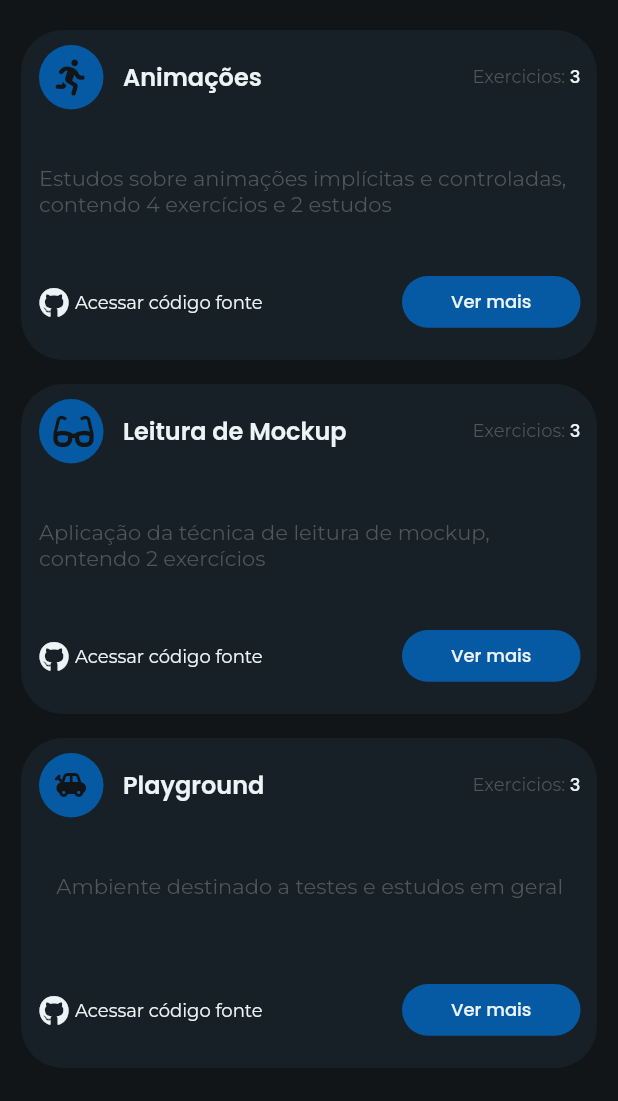
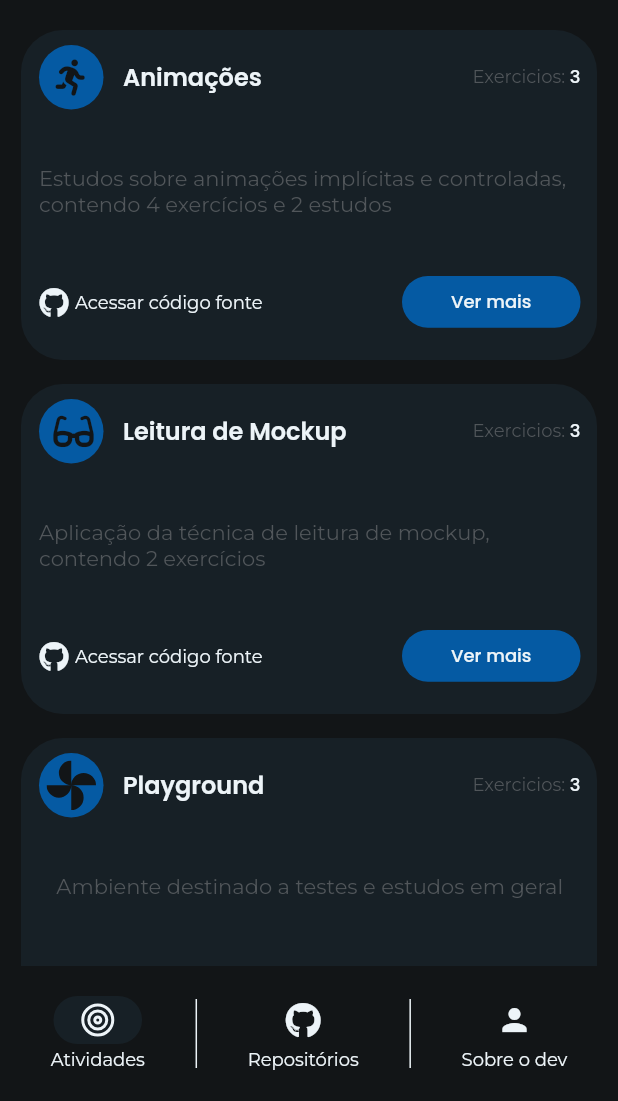
Before and after one commit to DarlanMichel/desafio_masterclass, a Flutter app: the screen it shows after launch, on a phone screen of 412 x 824 dp, the part 135-1236 px from its top. Run offline on Flutter 3.47's test engine with Material 2 defaults, Android fonts, the phone set to English and light mode, and no system bars; our stand-ins replace feather_icons, flutter_svg, font_awesome_flutter, google_fonts.

Commit message:
home complete

```diff
--- a/lib/app/app.dart
+++ b/lib/app/app.dart
@@ -24,6 +24,7 @@ class AppState extends State<App> {
   @override
   Widget build(BuildContext context) {
     return MaterialApp(
+      debugShowCheckedModeBanner: false,
       title: 'Desafio Masterclass',
       themeMode: _themeMode,
       theme: ThemeData(
--- a/lib/app/home/home_screen.dart
+++ b/lib/app/home/home_screen.dart
@@ -1,6 +1,9 @@
+import 'package:desafio_masterclass/app/utilities/assets.dart';
 import 'package:desafio_masterclass/app/widgets/app_bar_widget.dart';
+import 'package:desafio_masterclass/app/widgets/bottom_navigate/bottom_navigate_bar_widget.dart';
 import 'package:desafio_masterclass/app/widgets/card_widget.dart';
 import 'package:flutter/material.dart';
+import 'package:flutter_svg/svg.dart';
 import 'package:font_awesome_flutter/font_awesome_flutter.dart';
 
 class HomeScreen extends StatelessWidget {
@@ -10,10 +13,12 @@ class HomeScreen extends StatelessWidget {
   Widget build(BuildContext context) {
     return Scaffold(
       appBar: const AppBarWidget(),
+      bottomNavigationBar: const BottomNavigateBarWidget(),
       body: Padding(
-        padding: const EdgeInsets.symmetric(
-          horizontal: 14,
-          vertical: 20,
+        padding: const EdgeInsets.only(
+          left: 14,
+          right: 14,
+          top: 20,
         ),
         child: ListView(
           children: const [
@@ -23,16 +28,14 @@ class HomeScreen extends StatelessWidget {
               description: 'Estudos sobre animações implícitas e controladas, '
                   'contendo 4 exercícios e 2 estudos',
             ),
-            SizedBox(height: 16),
             CardWidget(
               icon: FontAwesomeIcons.glasses,
               title: 'Leitura de Mockup',
               description: 'Aplicação da técnica de leitura de mockup, '
                   'contendo 2 exercícios',
             ),
-            SizedBox(height: 16),
             CardWidget(
-              icon: Icons.toys,
+              svg: Assets.iconToys,
               title: 'Playground',
               description: 'Ambiente destinado a testes e estudos em geral',
             ),
--- a/lib/app/utilities/assets.dart
+++ b/lib/app/utilities/assets.dart
@@ -1,4 +1,5 @@
 class Assets {
   static const masterclassLogo = 'assets/masterclass_logo.png';
   static const logo = 'assets/logo.png';
+  static const iconToys = 'assets/material_toys.svg';
 }
--- a/lib/app/widgets/app_bar_widget.dart
+++ b/lib/app/widgets/app_bar_widget.dart
@@ -49,6 +49,8 @@ class _AppBarWidgetState extends State<AppBarWidget> {
           ),
           const Expanded(child: SizedBox()),
           InkWell(
+            overlayColor:
+                MaterialStateColor.resolveWith((states) => Colors.transparent),
             onTap: () {
               final themeState = context.findAncestorStateOfType<AppState>();
 
--- /dev/null
+++ b/lib/app/widgets/bottom_navigate/bottom_navigate_bar_widget.dart
@@ -0,0 +1,72 @@
+import 'package:desafio_masterclass/app/widgets/bottom_navigate/bottom_navigate_item.dart';
+import 'package:feather_icons/feather_icons.dart';
+import 'package:flutter/material.dart';
+import 'package:font_awesome_flutter/font_awesome_flutter.dart';
+
+class BottomNavigateBarWidget extends StatefulWidget {
+  const BottomNavigateBarWidget({super.key});
+
+  @override
+  State<BottomNavigateBarWidget> createState() =>
+      _BottomNavigateBarWidgetState();
+}
+
+class _BottomNavigateBarWidgetState extends State<BottomNavigateBarWidget> {
+  int indexSelected = 0;
+
+  @override
+  Widget build(BuildContext context) {
+    return Container(
+      height: 90,
+      padding: const EdgeInsets.symmetric(vertical: 20),
+      child: Row(
+        mainAxisAlignment: MainAxisAlignment.spaceEvenly,
+        children: [
+          BottomNavigateItem(
+            index: 0,
+            indexSelected: indexSelected,
+            label: 'Atividades',
+            icon: FeatherIcons.target,
+            onTap: () {
+              setState(() {
+                indexSelected = 0;
+              });
+            },
+          ),
+          Container(
+            height: 46,
+            width: 1,
+            color: Theme.of(context).highlightColor,
+          ),
+          BottomNavigateItem(
+            index: 1,
+            indexSelected: indexSelected,
+            label: 'Repositórios',
+            icon: FontAwesomeIcons.github,
+            onTap: () {
+              setState(() {
+                indexSelected = 1;
+              });
+            },
+          ),
+          Container(
+            height: 46,
+            width: 1,
+            color: Theme.of(context).highlightColor,
+          ),
+          BottomNavigateItem(
+            index: 2,
+            indexSelected: indexSelected,
+            label: 'Sobre o dev',
+            icon: Icons.person,
+            onTap: () {
+              setState(() {
+                indexSelected = 2;
+              });
+            },
+          ),
+        ],
+      ),
+    );
+  }
+}
--- /dev/null
+++ b/lib/app/widgets/bottom_navigate/bottom_navigate_item.dart
@@ -0,0 +1,52 @@
+import 'package:flutter/material.dart';
+
+class BottomNavigateItem extends StatelessWidget {
+  final int index;
+  final int indexSelected;
+  final String label;
+  final IconData icon;
+  final Function() onTap;
+
+  const BottomNavigateItem({
+    super.key,
+    required this.index,
+    required this.indexSelected,
+    required this.label,
+    required this.icon,
+    required this.onTap,
+  });
+
+  @override
+  Widget build(BuildContext context) {
+    return InkWell(
+      overlayColor:
+          MaterialStateColor.resolveWith((states) => Colors.transparent),
+      onTap: onTap,
+      child: Column(
+        children: [
+          Container(
+            width: 59,
+            height: 32,
+            decoration: BoxDecoration(
+                borderRadius: BorderRadius.circular(20),
+                color: indexSelected == index
+                    ? Theme.of(context).cardColor
+                    : Theme.of(context).scaffoldBackgroundColor),
+            child: Center(
+              child: Icon(
+                icon,
+                color: Theme.of(context).highlightColor,
+                size: 24,
+              ),
+            ),
+          ),
+          const SizedBox(height: 2.71),
+          Text(
+            label,
+            style: Theme.of(context).textTheme.bodySmall,
+          )
+        ],
+      ),
+    );
+  }
+}
--- a/lib/app/widgets/card_widget.dart
+++ b/lib/app/widgets/card_widget.dart
@@ -1,16 +1,20 @@
 import 'package:desafio_masterclass/app/app.dart';
 import 'package:flutter/material.dart';
+import 'package:flutter_svg/svg.dart';
 import 'package:font_awesome_flutter/font_awesome_flutter.dart';
 
 class CardWidget extends StatelessWidget {
-  final IconData icon;
+  final IconData? icon;
+  final String? svg;
   final String title;
   final String description;
-  const CardWidget(
-      {super.key,
-      required this.icon,
+  const CardWidget({
+    super.key,
+    this.icon,
+    this.svg,
     required this.title,
-      required this.description});
+    required this.description,
+  });
 
   @override
   Widget build(BuildContext context) {
@@ -19,6 +23,7 @@ class CardWidget extends StatelessWidget {
     final isDark = themeState?.themeMode == ThemeMode.dark;
 
     return Container(
+      margin: const EdgeInsets.only(bottom: 16),
       padding: const EdgeInsets.only(
         top: 10,
         bottom: 21.5,
@@ -36,7 +41,19 @@ class CardWidget extends StatelessWidget {
               CircleAvatar(
                 backgroundColor: Theme.of(context).primaryColor,
                 radius: 21.5,
-                child: Icon(
+                child: (svg ?? '').isNotEmpty
+                    ? SvgPicture.asset(
+                        svg ?? '',
+                        height: 33,
+                        width: 33,
+                        colorFilter: ColorFilter.mode(
+                          isDark
+                              ? Theme.of(context).scaffoldBackgroundColor
+                              : Theme.of(context).cardColor,
+                          BlendMode.srcIn,
+                        ),
+                      )
+                    : Icon(
                         icon,
                         color: isDark
                             ? Theme.of(context).scaffoldBackgroundColor
--- a/pubspec.yaml
+++ b/pubspec.yaml
@@ -14,6 +14,8 @@ dependencies:
   cupertino_icons: ^1.0.2
   google_fonts: ^4.0.4
   font_awesome_flutter: ^10.4.0
+  feather_icons: ^1.2.0
+  flutter_svg: ^2.0.5
 
 dev_dependencies:
   flutter_test:
@@ -29,3 +31,4 @@ flutter:
   assets:
     - assets/masterclass_logo.png
     - assets/logo.png
+    - assets/material_toys.svg
```
Also changed, not shown: assets/material_toys.svg (added), lib/app/widgets/bottom_navigate_bar.dart (deleted), pubspec.lock. Lines whose indentation alone changed are shown as unchanged.
